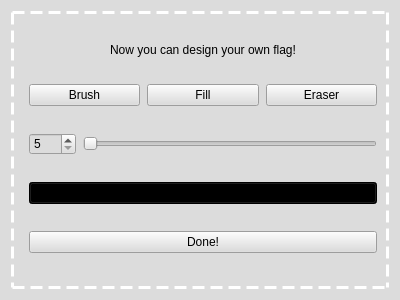
First picture: the form in finaldesignactivity.ui, repository zxjorge/EDApp, before the edit.
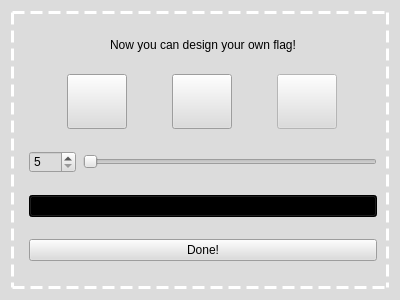
Second picture: the form after the edit. Icons and pictures are not drawn. Custom widgets are drawn as their Qt base class.

Commit message: Icons for final design added.

What changed in the file:
```diff
--- a/finaldesignactivity.ui
+++ b/finaldesignactivity.ui
@@ -57,22 +57,70 @@
          <layout class="QHBoxLayout" name="horizontalLayout_2">
           <item>
            <widget class="QPushButton" name="brushButton">
+            <property name="minimumSize">
+             <size>
+              <width>0</width>
+              <height>55</height>
+             </size>
+            </property>
+            <property name="maximumSize">
+             <size>
+              <width>60</width>
+              <height>16777215</height>
+             </size>
+            </property>
+            <property name="styleSheet">
+             <string notr="true">border-image: url(:/Icons/brush_icon.png);</string>
+            </property>
             <property name="text">
-             <string>Brush</string>
+             <string/>
             </property>
            </widget>
           </item>
           <item>
            <widget class="QPushButton" name="fillButton">
+            <property name="minimumSize">
+             <size>
+              <width>0</width>
+              <height>55</height>
+             </size>
+            </property>
+            <property name="maximumSize">
+             <size>
+              <width>60</width>
+              <height>16777215</height>
+             </size>
+            </property>
+            <property name="styleSheet">
+             <string notr="true">border-image: url(:/Icons/filltool_icon.png);</string>
+            </property>
             <property name="text">
-             <string>Fill</string>
+             <string/>
             </property>
            </widget>
           </item>
           <item>
            <widget class="QPushButton" name="eraserButton">
+            <property name="enabled">
+             <bool>false</bool>
+            </property>
+            <property name="minimumSize">
+             <size>
+              <width>0</width>
+              <height>55</height>
+             </size>
+            </property>
+            <property name="maximumSize">
+             <size>
+              <width>60</width>
+              <height>16777215</height>
+             </size>
+            </property>
+            <property name="styleSheet">
+             <string notr="true">border-image: url(:/Icons/erase_icon.png);</string>
+            </property>
             <property name="text">
-             <string>Eraser</string>
+             <string/>
             </property>
            </widget>
           </item>
```
The commit also changes 6 other files.
